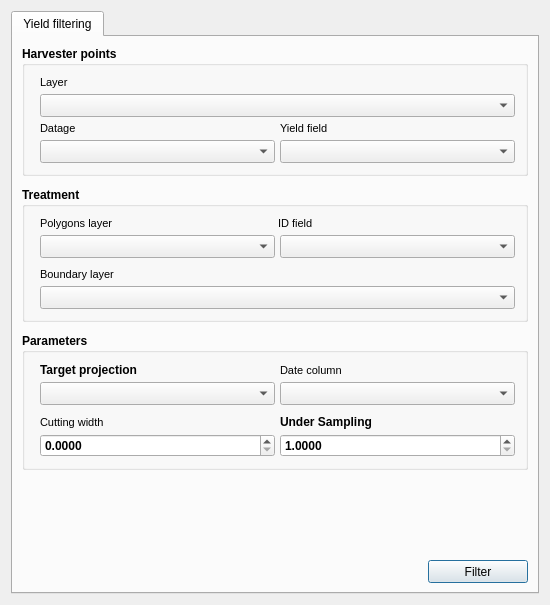
franciscocamellon/lallemand_plant_care, file gui/filter/filtering_dlg_base.ui: the form before one commit.
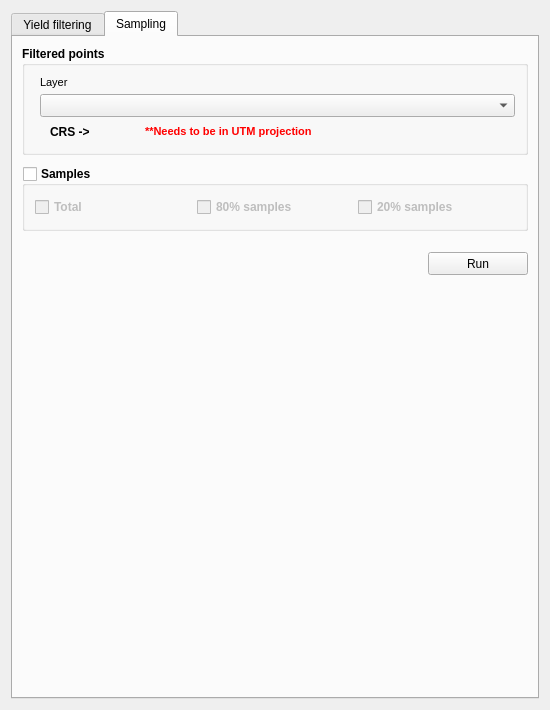
The form after the commit. The open tabs and pages were chosen to show the change. Custom widgets are drawn as their Qt base class.

Commit message: Map filtering and percentual sampling features finished

The edit to the form file:
```diff
--- a/gui/filter/filtering_dlg_base.ui
+++ b/gui/filter/filtering_dlg_base.ui
@@ -7,13 +7,13 @@
     <x>0</x>
     <y>0</y>
     <width>550</width>
-    <height>605</height>
+    <height>710</height>
    </rect>
   </property>
   <property name="minimumSize">
    <size>
     <width>550</width>
-    <height>605</height>
+    <height>710</height>
    </size>
   </property>
   <property name="windowTitle">
@@ -41,7 +41,7 @@
          <property name="minimumSize">
           <size>
            <width>0</width>
-           <height>0</height>
+           <height>220</height>
           </size>
          </property>
          <property name="font">
@@ -69,6 +69,140 @@
           <property name="bottomMargin">
            <number>10</number>
           </property>
+          <item>
+           <layout class="QVBoxLayout" name="verticalLayout_11">
+            <property name="spacing">
+             <number>5</number>
+            </property>
+            <property name="leftMargin">
+             <number>0</number>
+            </property>
+            <property name="rightMargin">
+             <number>0</number>
+            </property>
+            <item>
+             <layout class="QHBoxLayout" name="horizontalLayout_20">
+              <property name="spacing">
+               <number>5</number>
+              </property>
+              <property name="leftMargin">
+               <number>5</number>
+              </property>
+              <property name="topMargin">
+               <number>0</number>
+              </property>
+              <item>
+               <widget class="QLabel" name="datageLabel">
+                <property name="sizePolicy">
+                 <sizepolicy hsizetype="Preferred" vsizetype="Minimum">
+                  <horstretch>0</horstretch>
+                  <verstretch>0</verstretch>
+                 </sizepolicy>
+                </property>
+                <property name="minimumSize">
+                 <size>
+                  <width>0</width>
+                  <height>13</height>
+                 </size>
+                </property>
+                <property name="font">
+                 <font>
+                  <family>MS Shell Dlg 2</family>
+                  <pointsize>8</pointsize>
+                  <weight>50</weight>
+                  <italic>false</italic>
+                  <bold>false</bold>
+                 </font>
+                </property>
+                <property name="styleSheet">
+                 <string notr="true">font: 8pt &quot;MS Shell Dlg 2&quot;</string>
+                </property>
+                <property name="text">
+                 <string>Datage</string>
+                </property>
+               </widget>
+              </item>
+              <item>
+               <widget class="QLabel" name="sortingLabel_4">
+                <property name="minimumSize">
+                 <size>
+                  <width>0</width>
+                  <height>13</height>
+                 </size>
+                </property>
+                <property name="font">
+                 <font>
+                  <family>MS Shell Dlg 2</family>
+                  <pointsize>8</pointsize>
+                  <weight>50</weight>
+                  <italic>false</italic>
+                  <bold>false</bold>
+                 </font>
+                </property>
+                <property name="styleSheet">
+                 <string notr="true">font: 8pt &quot;MS Shell Dlg 2&quot;</string>
+                </property>
+                <property name="text">
+                 <string>Rendement</string>
+                </property>
+               </widget>
+              </item>
+             </layout>
+            </item>
+            <item>
+             <layout class="QHBoxLayout" name="horizontalLayout_9">
+              <property name="spacing">
+               <number>5</number>
+              </property>
+              <property name="leftMargin">
+               <number>5</number>
+              </property>
+              <item>
+               <widget class="QgsFieldComboBox" name="harvesterDatageComboBox">
+                <property name="minimumSize">
+                 <size>
+                  <width>0</width>
+                  <height>23</height>
+                 </size>
+                </property>
+                <property name="styleSheet">
+                 <string notr="true">font: 8pt &quot;MS Shell Dlg 2&quot;</string>
+                </property>
+               </widget>
+              </item>
+              <item>
+               <widget class="QgsFieldComboBox" name="harvesterLayerYeldComboBox">
+                <property name="minimumSize">
+                 <size>
+                  <width>0</width>
+                  <height>23</height>
+                 </size>
+                </property>
+                <property name="styleSheet">
+                 <string notr="true">font: 8pt &quot;MS Shell Dlg 2&quot;</string>
+                </property>
+               </widget>
+              </item>
+             </layout>
+            </item>
+           </layout>
+          </item>
+          <item>
+           <spacer name="verticalSpacer_7">
+            <property name="orientation">
+             <enum>Qt::Vertical</enum>
+            </property>
+            <property name="sizeType">
+             <enum>QSizePolicy::Fixed</enum>
+            </property>
+            <property name="sizeHint" stdset="0">
+             <size>
+              <width>20</width>
+              <height>5</height>
+             </size>
+            </property>
+           </spacer>
+          </item>
           <item>
            <layout class="QVBoxLayout" name="verticalLayout_7">
             <property name="spacing">
@@ -118,7 +252,7 @@
                  <string notr="true">font: 8pt &quot;MS Shell Dlg 2&quot;;</string>
                 </property>
                 <property name="text">
-                 <string>Polygons layer</string>
+                 <string>Polygones traitement</string>
                 </property>
                </widget>
               </item>
@@ -149,7 +283,7 @@
                  <string notr="true">font: 8pt &quot;MS Shell Dlg 2&quot;</string>
                 </property>
                 <property name="text">
-                 <string>ID field</string>
+                 <string>Identifiant polygones</string>
                 </property>
                </widget>
               </item>
@@ -246,7 +380,7 @@
                  <string notr="true">font: 8pt &quot;MS Shell Dlg 2&quot;;</string>
                 </property>
                 <property name="text">
-                 <string>Boundary layer</string>
+                 <string>Contour</string>
                 </property>
                </widget>
               </item>
@@ -378,7 +512,7 @@
          <property name="minimumSize">
           <size>
            <width>0</width>
-           <height>0</height>
+           <height>150</height>
           </size>
          </property>
          <property name="font">
@@ -465,7 +599,7 @@
                  <string notr="true">font: 8pt &quot;MS Shell Dlg 2&quot;</string>
                 </property>
                 <property name="text">
-                 <string>Date column</string>
+                 <string>Colonne date</string>
                 </property>
                </widget>
               </item>
@@ -561,7 +695,7 @@
                  <string notr="true">font: 8pt &quot;MS Shell Dlg 2&quot;</string>
                 </property>
                 <property name="text">
-                 <string>Cutting width</string>
+                 <string>Largeur coupe</string>
                 </property>
                </widget>
               </item>
@@ -577,7 +711,7 @@
                  <string notr="true">font: 8pt &quot;MS Shell Dlg 2&quot;</string>
                 </property>
                 <property name="text">
-                 <string>Under Sampling</string>
+                 <string>Sous Echantillonnage</string>
                 </property>
                </widget>
               </item>
@@ -632,7 +766,7 @@
          <property name="minimumSize">
           <size>
            <width>0</width>
-           <height>130</height>
+           <height>185</height>
           </size>
          </property>
          <property name="font">
@@ -733,7 +867,391 @@
              </layout>
             </item>
             <item>
-             <layout class="QHBoxLayout" name="horizontalLayout_20">
+             <layout class="QHBoxLayout" name="horizontalLayout_3">
+              <property name="leftMargin">
+               <number>5</number>
+              </property>
+              <item>
+               <spacer name="horizontalSpacer">
+                <property name="orientation">
+                 <enum>Qt::Horizontal</enum>
+                </property>
+                <property name="sizeType">
+                 <enum>QSizePolicy::Fixed</enum>
+                </property>
+                <property name="sizeHint" stdset="0">
+                 <size>
+                  <width>10</width>
+                  <height>20</height>
+                 </size>
+                </property>
+               </spacer>
+              </item>
+              <item>
+               <widget class="QLabel" name="crsLabel">
+                <property name="minimumSize">
+                 <size>
+                  <width>80</width>
+                  <height>0</height>
+                 </size>
+                </property>
+                <property name="styleSheet">
+                 <string notr="true">font: 8pt &quot;MS Shell Dlg 2&quot;;</string>
+                </property>
+                <property name="text">
+                 <string>CRS -&gt; </string>
+                </property>
+               </widget>
+              </item>
+              <item>
+               <spacer name="horizontalSpacer_2">
+                <property name="orientation">
+                 <enum>Qt::Horizontal</enum>
+                </property>
+                <property name="sizeType">
+                 <enum>QSizePolicy::Fixed</enum>
+                </property>
+                <property name="sizeHint" stdset="0">
+                 <size>
+                  <width>10</width>
+                  <height>20</height>
+                 </size>
+                </property>
+               </spacer>
+              </item>
+              <item>
+               <widget class="QLabel" name="crsWarningLabel">
+                <property name="font">
+                 <font>
+                  <family>MS Shell Dlg 2</family>
+                  <pointsize>8</pointsize>
+                  <weight>75</weight>
+                  <italic>false</italic>
+                  <bold>true</bold>
+                 </font>
+                </property>
+                <property name="styleSheet">
+                 <string notr="true"/>
+                </property>
+                <property name="text">
+                 <string>&lt;html&gt;&lt;head/&gt;&lt;body&gt;&lt;p&gt;&lt;span style=&quot; font-size:8pt; color:#ff0000;&quot;&gt;**Needs to be reprojected&lt;/span&gt;&lt;/p&gt;&lt;/body&gt;&lt;/html&gt;</string>
+                </property>
+               </widget>
+              </item>
+              <item>
+               <spacer name="horizontalSpacer_3">
+                <property name="orientation">
+                 <enum>Qt::Horizontal</enum>
+                </property>
+                <property name="sizeHint" stdset="0">
+                 <size>
+                  <width>40</width>
+                  <height>20</height>
+                 </size>
+                </property>
+               </spacer>
+              </item>
+             </layout>
+            </item>
+           </layout>
+          </item>
+          <item>
+           <spacer name="verticalSpacer_8">
+            <property name="orientation">
+             <enum>Qt::Vertical</enum>
+            </property>
+            <property name="sizeType">
+             <enum>QSizePolicy::Fixed</enum>
+            </property>
+            <property name="sizeHint" stdset="0">
+             <size>
+              <width>20</width>
+              <height>5</height>
+             </size>
+            </property>
+           </spacer>
+          </item>
+          <item>
+           <layout class="QVBoxLayout" name="verticalLayout_5">
+            <property name="spacing">
+             <number>5</number>
+            </property>
+            <item>
+             <layout class="QHBoxLayout" name="horizontalLayout_7">
+              <property name="spacing">
+               <number>5</number>
+              </property>
+              <item>
+               <widget class="QCheckBox" name="reprojectCheckBox">
+                <property name="styleSheet">
+                 <string notr="true">font: 8pt &quot;MS Shell Dlg 2&quot;;</string>
+                </property>
+                <property name="text">
+                 <string>Reprojection</string>
+                </property>
+               </widget>
+              </item>
+             </layout>
+            </item>
+            <item>
+             <layout class="QHBoxLayout" name="horizontalLayout_12">
+              <property name="spacing">
+               <number>5</number>
+              </property>
+              <property name="leftMargin">
+               <number>15</number>
+              </property>
+              <item>
+               <widget class="QLabel" name="label_2">
+                <property name="styleSheet">
+                 <string notr="true">font: 8pt &quot;MS Shell Dlg 2&quot;;</string>
+                </property>
+                <property name="text">
+                 <string>Suggested CRS:</string>
+                </property>
+               </widget>
+              </item>
+              <item>
+               <spacer name="horizontalSpacer_4">
+                <property name="orientation">
+                 <enum>Qt::Horizontal</enum>
+                </property>
+                <property name="sizeType">
+                 <enum>QSizePolicy::Fixed</enum>
+                </property>
+                <property name="sizeHint" stdset="0">
+                 <size>
+                  <width>5</width>
+                  <height>20</height>
+                 </size>
+                </property>
+               </spacer>
+              </item>
+              <item>
+               <widget class="QgsProjectionSelectionWidget" name="suggestedCrsSelectionWidget">
+                <property name="sizePolicy">
+                 <sizepolicy hsizetype="Preferred" vsizetype="Minimum">
+                  <horstretch>0</horstretch>
+                  <verstretch>0</verstretch>
+                 </sizepolicy>
+                </property>
+                <property name="minimumSize">
+                 <size>
+                  <width>0</width>
+                  <height>23</height>
+                 </size>
+                </property>
+                <property name="maximumSize">
+                 <size>
+                  <width>16777215</width>
+                  <height>23</height>
+                 </size>
+                </property>
+                <property name="styleSheet">
+                 <string notr="true">font: 8pt &quot;MS Shell Dlg 2&quot;;</string>
+                </property>
+               </widget>
+              </item>
+             </layout>
+            </item>
+           </layout>
+          </item>
+         </layout>
+        </widget>
+       </item>
+      </layout>
+     </widget>
+     <widget class="QWidget" name="sampling">
+      <attribute name="title">
+       <string>Sampling</string>
+      </attribute>
+      <layout class="QGridLayout" name="gridLayout_3">
+       <item row="2" column="0">
+        <widget class="QGroupBox" name="samplesGroupBox">
+         <property name="sizePolicy">
+          <sizepolicy hsizetype="Preferred" vsizetype="Preferred">
+           <horstretch>0</horstretch>
+           <verstretch>0</verstretch>
+          </sizepolicy>
+         </property>
+         <property name="minimumSize">
+          <size>
+           <width>0</width>
+           <height>65</height>
+          </size>
+         </property>
+         <property name="font">
+          <font>
+           <weight>75</weight>
+           <bold>true</bold>
+          </font>
+         </property>
+         <property name="title">
+          <string>Samples</string>
+         </property>
+         <property name="checkable">
+          <bool>true</bool>
+         </property>
+         <property name="checked">
+          <bool>false</bool>
+         </property>
+         <layout class="QVBoxLayout" name="verticalLayout_15">
+          <property name="spacing">
+           <number>5</number>
+          </property>
+          <property name="leftMargin">
+           <number>10</number>
+          </property>
+          <property name="topMargin">
+           <number>10</number>
+          </property>
+          <property name="rightMargin">
+           <number>10</number>
+          </property>
+          <property name="bottomMargin">
+           <number>10</number>
+          </property>
+          <item>
+           <layout class="QVBoxLayout" name="verticalLayout_16">
+            <property name="spacing">
+             <number>5</number>
+            </property>
+            <item>
+             <layout class="QHBoxLayout" name="horizontalLayout_26">
+              <property name="spacing">
+               <number>5</number>
+              </property>
+              <item>
+               <widget class="QCheckBox" name="totalSamplesCheckBox">
+                <property name="styleSheet">
+                 <string notr="true">font: 8pt &quot;MS Shell Dlg 2&quot;;</string>
+                </property>
+                <property name="text">
+                 <string>Total</string>
+                </property>
+               </widget>
+              </item>
+              <item>
+               <widget class="QCheckBox" name="eightySamplesCheckBox">
+                <property name="styleSheet">
+                 <string notr="true">font: 8pt &quot;MS Shell Dlg 2&quot;;</string>
+                </property>
+                <property name="text">
+                 <string>80% samples</string>
+                </property>
+               </widget>
+              </item>
+              <item>
+               <widget class="QCheckBox" name="twentySamplesCheckBox">
+                <property name="styleSheet">
+                 <string notr="true">font: 8pt &quot;MS Shell Dlg 2&quot;;</string>
+                </property>
+                <property name="text">
+                 <string>20% samples</string>
+                </property>
+               </widget>
+              </item>
+             </layout>
+            </item>
+           </layout>
+          </item>
+         </layout>
+        </widget>
+       </item>
+       <item row="4" column="0">
+        <layout class="QHBoxLayout" name="horizontalLayout_27">
+         <property name="spacing">
+          <number>0</number>
+         </property>
+         <item>
+          <spacer name="horizontalSpacer_10">
+           <property name="orientation">
+            <enum>Qt::Horizontal</enum>
+           </property>
+           <property name="sizeHint" stdset="0">
+            <size>
+             <width>40</width>
+             <height>20</height>
+            </size>
+           </property>
+          </spacer>
+         </item>
+         <item>
+          <widget class="QPushButton" name="samplerPushButton">
+           <property name="minimumSize">
+            <size>
+             <width>100</width>
+             <height>23</height>
+            </size>
+           </property>
+           <property name="maximumSize">
+            <size>
+             <width>16777215</width>
+             <height>28</height>
+            </size>
+           </property>
+           <property name="styleSheet">
+            <string notr="true">font: 8pt &quot;MS Shell Dlg 2&quot;;</string>
+           </property>
+           <property name="text">
+            <string>Run</string>
+           </property>
+          </widget>
+         </item>
+        </layout>
+       </item>
+       <item row="0" column="0">
+        <widget class="QGroupBox" name="groupBox_5">
+         <property name="sizePolicy">
+          <sizepolicy hsizetype="Preferred" vsizetype="Preferred">
+           <horstretch>0</horstretch>
+           <verstretch>0</verstretch>
+          </sizepolicy>
+         </property>
+         <property name="minimumSize">
+          <size>
+           <width>0</width>
+           <height>0</height>
+          </size>
+         </property>
+         <property name="font">
+          <font>
+           <weight>75</weight>
+           <bold>true</bold>
+          </font>
+         </property>
+         <property name="title">
+          <string>Filtered points</string>
+         </property>
+         <layout class="QVBoxLayout" name="verticalLayout_12">
+          <property name="spacing">
+           <number>5</number>
+          </property>
+          <property name="leftMargin">
+           <number>10</number>
+          </property>
+          <property name="topMargin">
+           <number>10</number>
+          </property>
+          <property name="rightMargin">
+           <number>10</number>
+          </property>
+          <property name="bottomMargin">
+           <number>10</number>
+          </property>
+          <item>
+           <layout class="QVBoxLayout" name="verticalLayout_13">
+            <property name="spacing">
+             <number>5</number>
+            </property>
+            <property name="leftMargin">
+             <number>0</number>
+            </property>
+            <property name="rightMargin">
+             <number>0</number>
+            </property>
+            <item>
+             <layout class="QHBoxLayout" name="horizontalLayout_24">
               <property name="spacing">
                <number>5</number>
               </property>
@@ -764,39 +1282,14 @@
                  <string notr="true">font: 8pt &quot;MS Shell Dlg 2&quot;</string>
                 </property>
                 <property name="text">
-                 <string>Datage</string>
-                </property>
-               </widget>
-              </item>
-              <item>
-               <widget class="QLabel" name="sortingLabel_4">
-                <property name="minimumSize">
-                 <size>
-                  <width>0</width>
-                  <height>13</height>
-                 </size>
-                </property>
-                <property name="font">
-                 <font>
-                  <family>MS Shell Dlg 2</family>
-                  <pointsize>8</pointsize>
-                  <weight>50</weight>
-                  <italic>false</italic>
-                  <bold>false</bold>
-                 </font>
-                </property>
-                <property name="styleSheet">
-                 <string notr="true">font: 8pt &quot;MS Shell Dlg 2&quot;</string>
-                </property>
-                <property name="text">
-                 <string>Yield field</string>
+                 <string>Layer</string>
                 </property>
                </widget>
               </item>
              </layout>
             </item>
             <item>
-             <layout class="QHBoxLayout" name="horizontalLayout_9">
+             <layout class="QHBoxLayout" name="horizontalLayout_14">
               <property name="spacing">
                <number>5</number>
               </property>
@@ -816,19 +1309,93 @@
                 </property>
                </widget>
               </item>
+             </layout>
+            </item>
+            <item>
+             <layout class="QHBoxLayout" name="horizontalLayout_15">
+              <property name="leftMargin">
+               <number>5</number>
+              </property>
               <item>
-               <widget class="QgsFieldComboBox" name="harvesterLayerYeldComboBox">
+               <spacer name="horizontalSpacer_5">
+                <property name="orientation">
+                 <enum>Qt::Horizontal</enum>
+                </property>
+                <property name="sizeType">
+                 <enum>QSizePolicy::Fixed</enum>
+                </property>
+                <property name="sizeHint" stdset="0">
+                 <size>
+                  <width>10</width>
+                  <height>20</height>
+                 </size>
+                </property>
+               </spacer>
+              </item>
+              <item>
+               <widget class="QLabel" name="samplingCrsLabel">
                 <property name="minimumSize">
                  <size>
-                  <width>0</width>
-                  <height>23</height>
+                  <width>80</width>
+                  <height>0</height>
                  </size>
                 </property>
                 <property name="styleSheet">
-                 <string notr="true">font: 8pt &quot;MS Shell Dlg 2&quot;</string>
+                 <string notr="true">font: 8pt &quot;MS Shell Dlg 2&quot;;</string>
                 </property>
+                <property name="text">
+                 <string>CRS -&gt; </string>
+                </property>
                </widget>
               </item>
+              <item>
+               <spacer name="horizontalSpacer_6">
+                <property name="orientation">
+                 <enum>Qt::Horizontal</enum>
+                </property>
+                <property name="sizeType">
+                 <enum>QSizePolicy::Fixed</enum>
+                </property>
+                <property name="sizeHint" stdset="0">
+                 <size>
+                  <width>10</width>
+                  <height>20</height>
+                 </size>
+                </property>
+               </spacer>
+              </item>
+              <item>
+               <widget class="QLabel" name="samplingWarningLabel">
+                <property name="font">
+                 <font>
+                  <family>MS Shell Dlg 2</family>
+                  <pointsize>8</pointsize>
+                  <weight>75</weight>
+                  <italic>false</italic>
+                  <bold>true</bold>
+                 </font>
+                </property>
+                <property name="styleSheet">
+                 <string notr="true"/>
+                </property>
+                <property name="text">
+                 <string>&lt;html&gt;&lt;head/&gt;&lt;body&gt;&lt;p&gt;&lt;span style=&quot; font-size:8pt; color:#ff0000;&quot;&gt;**Needs to be in UTM projection&lt;/span&gt;&lt;/p&gt;&lt;/body&gt;&lt;/html&gt;</string>
+                </property>
+               </widget>
+              </item>
+              <item>
+               <spacer name="horizontalSpacer_7">
+                <property name="orientation">
+                 <enum>Qt::Horizontal</enum>
+                </property>
+                <property name="sizeHint" stdset="0">
+                 <size>
+                  <width>40</width>
+                  <height>20</height>
+                 </size>
+                </property>
+               </spacer>
+              </item>
              </layout>
             </item>
            </layout>
@@ -836,6 +1403,51 @@
          </layout>
         </widget>
        </item>
+       <item row="5" column="0">
+        <spacer name="verticalSpacer_4">
+         <property name="orientation">
+          <enum>Qt::Vertical</enum>
+         </property>
+         <property name="sizeHint" stdset="0">
+          <size>
+           <width>20</width>
+           <height>40</height>
+          </size>
+         </property>
+        </spacer>
+       </item>
+       <item row="1" column="0">
+        <spacer name="verticalSpacer_10">
+         <property name="orientation">
+          <enum>Qt::Vertical</enum>
+         </property>
+         <property name="sizeType">
+          <enum>QSizePolicy::Fixed</enum>
+         </property>
+         <property name="sizeHint" stdset="0">
+          <size>
+           <width>20</width>
+           <height>5</height>
+          </size>
+         </property>
+        </spacer>
+       </item>
+       <item row="3" column="0">
+        <spacer name="verticalSpacer_11">
+         <property name="orientation">
+          <enum>Qt::Vertical</enum>
+         </property>
+         <property name="sizeType">
+          <enum>QSizePolicy::Fixed</enum>
+         </property>
+         <property name="sizeHint" stdset="0">
+          <size>
+           <width>20</width>
+           <height>15</height>
+          </size>
+         </property>
+        </spacer>
+       </item>
       </layout>
      </widget>
     </widget>
@@ -853,6 +1465,11 @@
    <extends>QComboBox</extends>
    <header>qgsmaplayercombobox.h</header>
   </customwidget>
+  <customwidget>
+   <class>QgsProjectionSelectionWidget</class>
+   <extends>QWidget</extends>
+   <header>qgsprojectionselectionwidget.h</header>
+  </customwidget>
  </customwidgets>
  <tabstops>
   <tabstop>tabWidget</tabstop>
```
Left out of the diff: 8 changed lines with no effect on the pictures. The commit also changes 2 other files.
